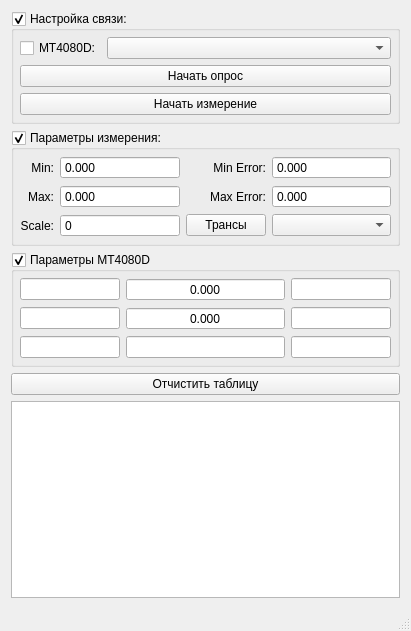
Qt form MT4080D_AUTO_TRANS/mainwindow.ui (XRay3D/MT4080D) before a commit.
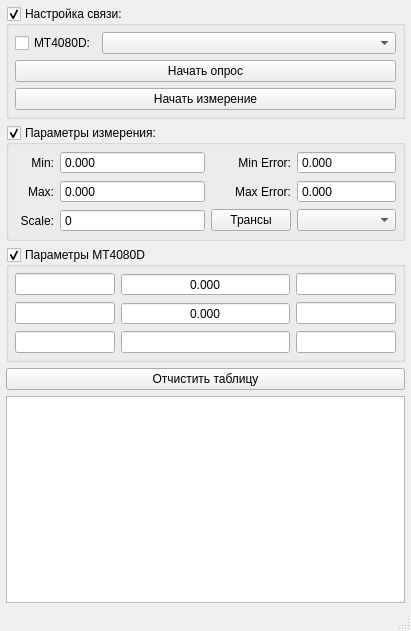
The same form after that commit. Icons and pictures are not drawn.

Diff of the .ui file:
```diff
--- a/MT4080D_AUTO_TRANS/mainwindow.ui
+++ b/MT4080D_AUTO_TRANS/mainwindow.ui
@@ -12,6 +12,18 @@
   </property>
   <widget class="QWidget" name="centralWidget">
    <layout class="QVBoxLayout" name="verticalLayout">
+    <property name="leftMargin">
+     <number>6</number>
+    </property>
+    <property name="topMargin">
+     <number>6</number>
+    </property>
+    <property name="rightMargin">
+     <number>6</number>
+    </property>
+    <property name="bottomMargin">
+     <number>6</number>
+    </property>
     <item>
      <widget class="QGroupBox" name="groupBoxConnection">
       <property name="title">
@@ -89,10 +101,7 @@
       <property name="checkable">
        <bool>true</bool>
       </property>
-      <layout class="QGridLayout" name="gridLayout_3">
-       <property name="leftMargin">
-        <number>6</number>
-       </property>
+      <layout class="QHBoxLayout" name="horizontalLayout">
        <property name="topMargin">
         <number>6</number>
        </property>
@@ -102,25 +111,18 @@
        <property name="bottomMargin">
         <number>6</number>
        </property>
-       <item row="0" column="3">
-        <widget class="QDoubleSpinBox" name="dsbMinErr">
-         <property name="sizePolicy">
-          <sizepolicy hsizetype="Expanding" vsizetype="Fixed">
-           <horstretch>0</horstretch>
-           <verstretch>0</verstretch>
-          </sizepolicy>
+       <item>
+        <layout class="QFormLayout" name="formLayout">
+         <property name="labelAlignment">
+          <set>Qt::AlignRight|Qt::AlignTrailing|Qt::AlignVCenter</set>
          </property>
-         <property name="readOnly">
-          <bool>false</bool>
-         </property>
-         <property name="buttonSymbols">
-          <enum>QAbstractSpinBox::NoButtons</enum>
-         </property>
-         <property name="decimals">
-          <number>3</number>
-         </property>
-         <property name="maximum">
-          <double>1000000.000000000000000</double>
+         <item row="0" column="0">
+          <widget class="QLabel" name="lbSettings_2">
+           <property name="text">
+            <string>Min:</string>
+           </property>
+           <property name="alignment">
+            <set>Qt::AlignRight|Qt::AlignTrailing|Qt::AlignVCenter</set>
          </property>
         </widget>
        </item>
@@ -146,7 +148,7 @@
          </property>
         </widget>
        </item>
-       <item row="2" column="0">
+         <item row="1" column="0">
         <widget class="QLabel" name="lbSettings_3">
          <property name="text">
           <string>Max:</string>
@@ -156,7 +158,29 @@
          </property>
         </widget>
        </item>
-       <item row="4" column="0">
+         <item row="1" column="1">
+          <widget class="QDoubleSpinBox" name="dsbMax">
+           <property name="sizePolicy">
+            <sizepolicy hsizetype="Expanding" vsizetype="Fixed">
+             <horstretch>0</horstretch>
+             <verstretch>0</verstretch>
+            </sizepolicy>
+           </property>
+           <property name="readOnly">
+            <bool>false</bool>
+           </property>
+           <property name="buttonSymbols">
+            <enum>QAbstractSpinBox::NoButtons</enum>
+           </property>
+           <property name="decimals">
+            <number>3</number>
+           </property>
+           <property name="maximum">
+            <double>1000000.000000000000000</double>
+           </property>
+          </widget>
+         </item>
+         <item row="2" column="0">
         <widget class="QLabel" name="label">
          <property name="text">
           <string>Scale:</string>
@@ -166,37 +190,7 @@
          </property>
         </widget>
        </item>
-       <item row="2" column="2">
-        <widget class="QLabel" name="lbSettings_4">
-         <property name="text">
-          <string>Max Error:</string>
-         </property>
-         <property name="alignment">
-          <set>Qt::AlignRight|Qt::AlignTrailing|Qt::AlignVCenter</set>
-         </property>
-        </widget>
-       </item>
-       <item row="0" column="0">
-        <widget class="QLabel" name="lbSettings_2">
-         <property name="text">
-          <string>Min:</string>
-         </property>
-         <property name="alignment">
-          <set>Qt::AlignRight|Qt::AlignTrailing|Qt::AlignVCenter</set>
-         </property>
-        </widget>
-       </item>
-       <item row="0" column="2">
-        <widget class="QLabel" name="lbSettings_1">
-         <property name="text">
-          <string>Min Error:</string>
-         </property>
-         <property name="alignment">
-          <set>Qt::AlignRight|Qt::AlignTrailing|Qt::AlignVCenter</set>
-         </property>
-        </widget>
-       </item>
-       <item row="4" column="1">
+         <item row="2" column="1">
         <widget class="QSpinBox" name="sbScale">
          <property name="sizePolicy">
           <sizepolicy hsizetype="Expanding" vsizetype="Fixed">
@@ -215,8 +209,25 @@
          </property>
         </widget>
        </item>
-       <item row="2" column="1">
-        <widget class="QDoubleSpinBox" name="dsbMax">
+        </layout>
+       </item>
+       <item>
+        <layout class="QFormLayout" name="formLayout_2">
+         <property name="labelAlignment">
+          <set>Qt::AlignRight|Qt::AlignTrailing|Qt::AlignVCenter</set>
+         </property>
+         <item row="0" column="0">
+          <widget class="QLabel" name="lbSettings_1">
+           <property name="text">
+            <string>Min Error:</string>
+           </property>
+           <property name="alignment">
+            <set>Qt::AlignRight|Qt::AlignTrailing|Qt::AlignVCenter</set>
+           </property>
+          </widget>
+         </item>
+         <item row="0" column="1">
+          <widget class="QDoubleSpinBox" name="dsbMinErr">
          <property name="sizePolicy">
           <sizepolicy hsizetype="Expanding" vsizetype="Fixed">
            <horstretch>0</horstretch>
@@ -237,7 +248,17 @@
          </property>
         </widget>
        </item>
-       <item row="2" column="3">
+         <item row="1" column="0">
+          <widget class="QLabel" name="lbSettings_4">
+           <property name="text">
+            <string>Max Error:</string>
+           </property>
+           <property name="alignment">
+            <set>Qt::AlignRight|Qt::AlignTrailing|Qt::AlignVCenter</set>
+           </property>
+          </widget>
+         </item>
+         <item row="1" column="1">
         <widget class="QDoubleSpinBox" name="dsbMaxErr">
          <property name="sizePolicy">
           <sizepolicy hsizetype="Expanding" vsizetype="Fixed">
@@ -259,17 +280,19 @@
          </property>
         </widget>
        </item>
-       <item row="4" column="2">
+         <item row="2" column="0">
         <widget class="QPushButton" name="pbTranses">
          <property name="text">
           <string>Трансы</string>
          </property>
         </widget>
        </item>
-       <item row="4" column="3">
+         <item row="2" column="1">
         <widget class="QComboBox" name="cbxTrans"/>
        </item>
       </layout>
+       </item>
+      </layout>
      </widget>
     </item>
     <item>
@@ -445,7 +468,12 @@
      </widget>
     </item>
     <item>
+     <widget class="QSplitter" name="splitter">
+      <property name="orientation">
+       <enum>Qt::Vertical</enum>
+      </property>
      <widget class="QTableView" name="tableView"/>
+     </widget>
     </item>
    </layout>
   </widget>
```
Lines whose indentation alone changed are shown as unchanged.
